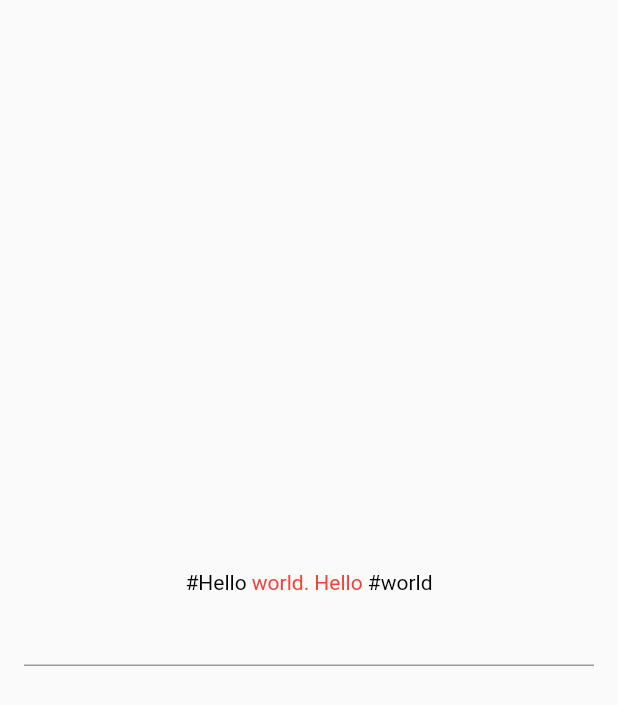
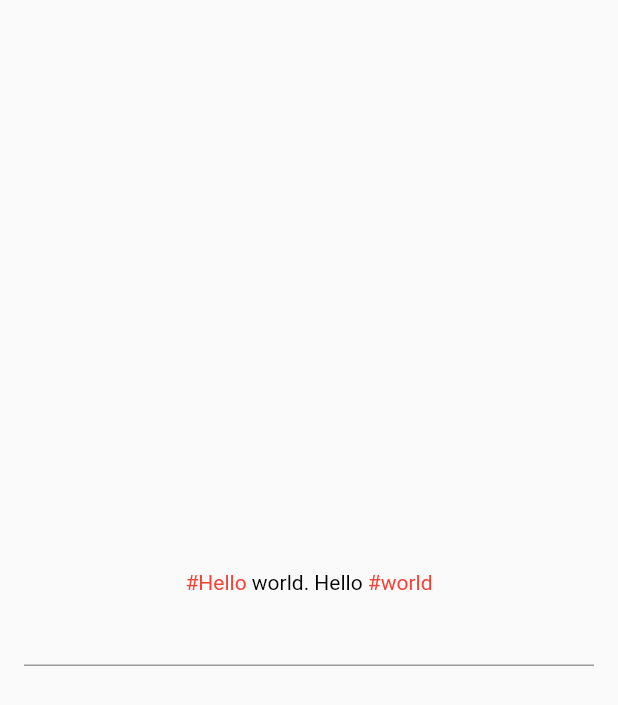
Before and after one commit to santa112358/hashtagable, a Flutter app: the screen it shows after launch, on a phone screen of 412 x 824 dp. Shown: the top 705 px of the screen. Run offline on Flutter 3.47's test engine with Material 2 defaults, Android fonts, the phone set to English and light mode, and no system bars.

Commit message:
fix sample code

```diff
--- a/example/lib/main.dart
+++ b/example/lib/main.dart
@@ -23,8 +23,8 @@ class _MyAppState extends State<MyApp> {
               /// Tagged text only to be shown
               HashTagText(
                 text: "#Hello world. Hello #world",
-                basicStyle: TextStyle(fontSize: 14, color: Colors.red),
-                decoratedStyle: TextStyle(fontSize: 14, color: Colors.black),
+                basicStyle: TextStyle(fontSize: 14, color: Colors.black),
+                decoratedStyle: TextStyle(fontSize: 14, color: Colors.red),
               ),
               HashTagTextField(
                 basicStyle: TextStyle(fontSize: 15, color: Colors.black),
```
